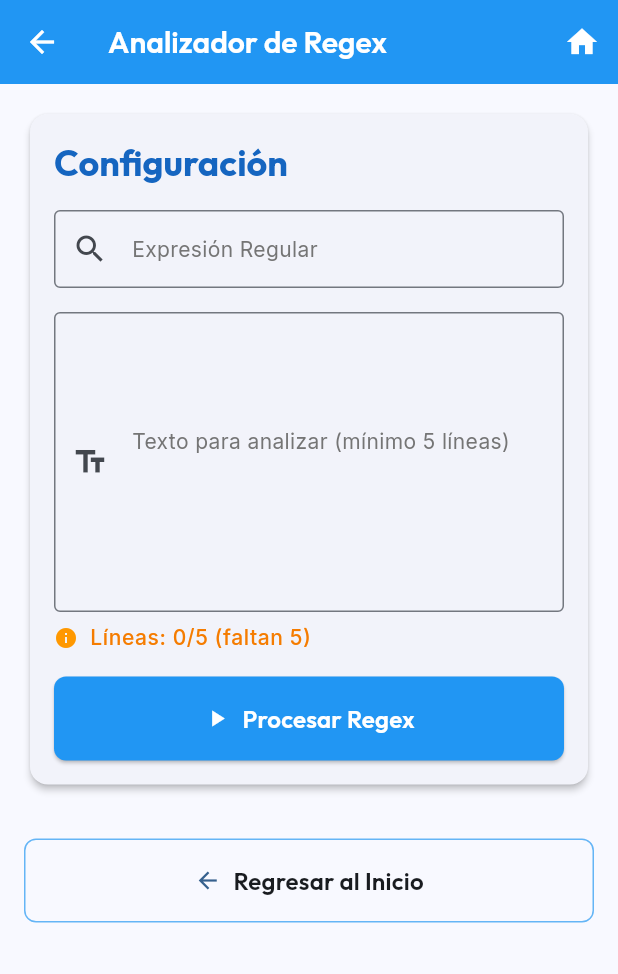
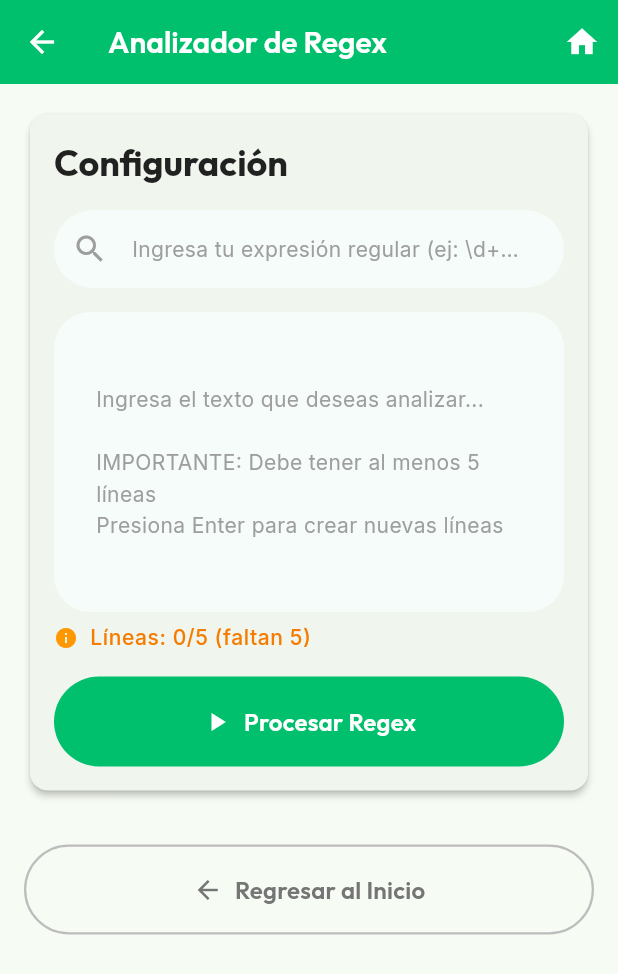
Before and after one commit to Victor-Chan-Morales/Evaluador-de-Regex, a Flutter app: the RegexAnalyzerScreen screen opened directly, on a phone screen of 412 x 824 dp. Shown: the top 974 px of the screen. Run offline on Flutter 3.47's test engine with Material 3 defaults, Android fonts, the phone set to English and light mode, and no system bars; our stand-ins replace flutter_svg.

Commit message:
Cambios en UI, información actualizada en readme y technical.md

```diff
--- /dev/null
+++ b/conclusiones.txt
@@ -0,0 +1,9 @@
+Conclusión:
+Las expresiones regulares son bastante útiles para permitir inputs o ingresos de información con cierto formato rígido,
+esto para mantener un control restrictivo sobre la información que un sistema procesa.
+Útil en automátas, ya que logra simplificar gran parte del trabajo como por ejemplo, validar si un correo electrónico es válido,
+validar si un número de celular ingresado es correcto o si un nombre de usuario cumple con los reglamentos establecidos
+(no mayor a x valor, que contenga valores alfanúmericos etc.)
+
+Link repositorio:
+https://github.com/Victor-Chan-Morales/Evaluador-de-Regex
--- a/flutter_automatas/lib/main.dart
+++ b/flutter_automatas/lib/main.dart
@@ -14,10 +14,12 @@ class RegexApp extends StatelessWidget {
     return MaterialApp(
       title: 'Evaluador de Regex',
       theme: ThemeData(
-        primarySwatch: Colors.blue,
+        primarySwatch: Colors.green,
         useMaterial3: true,
         colorScheme: ColorScheme.fromSeed(
-          seedColor: Colors.blue,
+          seedColor: const Color(
+            0xFF00BF6D,
+          ), // Verde principal como en la imagen
           brightness: Brightness.light,
         ),
         fontFamily: 'Inter', // Fuente principal para texto normal
--- a/flutter_automatas/lib/widgets/regex_analyzer_screen.dart
+++ b/flutter_automatas/lib/widgets/regex_analyzer_screen.dart
@@ -144,7 +144,7 @@ class _RegexAnalyzerScreenState extends State<RegexAnalyzerScreen> {
             context,
           ).textTheme.titleLarge?.copyWith(color: Colors.white, fontSize: 20),
         ),
-        backgroundColor: Colors.blue,
+        backgroundColor: const Color(0xFF00BF6D), // Verde como en la imagen
         foregroundColor: Colors.white,
         leading: IconButton(
           icon: const Icon(Icons.arrow_back),
@@ -178,7 +178,11 @@ class _RegexAnalyzerScreenState extends State<RegexAnalyzerScreen> {
                     Text(
                       'Configuración',
                       style: Theme.of(context).textTheme.headlineSmall
-                          ?.copyWith(color: Colors.blue.shade800, fontSize: 24),
+                          ?.copyWith(
+                            color: Colors.black87,
+                            fontSize: 24,
+                            fontWeight: FontWeight.w700,
+                          ),
                     ),
                     const SizedBox(height: 16),
 
@@ -187,39 +191,94 @@ class _RegexAnalyzerScreenState extends State<RegexAnalyzerScreen> {
                       controller: _regexController,
                       style: Theme.of(context).textTheme.bodyMedium,
                       decoration: InputDecoration(
-                        labelText: "Expresión Regular",
-                        labelStyle: Theme.of(context).textTheme.bodyMedium
-                            ?.copyWith(color: Colors.grey.shade600),
-                        border: const OutlineInputBorder(),
-                        prefixIcon: const Icon(Icons.search),
-                        hintText: "Ejemplo: \\d+|[a-zA-Z]+",
-                        hintStyle: Theme.of(context).textTheme.bodySmall
-                            ?.copyWith(color: Colors.grey.shade400),
+                        hintText:
+                            "Ingresa tu expresión regular (ej: \\d+|[a-zA-Z]+)",
+                        hintStyle: Theme.of(context).textTheme.bodyMedium
+                            ?.copyWith(color: Colors.grey.shade500),
+                        filled: true,
+                        fillColor: const Color(
+                          0xFFF5FCF9,
+                        ), // Gris verdoso claro como en la imagen
+                        contentPadding: const EdgeInsets.symmetric(
+                          horizontal: 24.0,
+                          vertical: 16.0,
+                        ),
+                        border: const OutlineInputBorder(
+                          borderSide: BorderSide.none,
+                          borderRadius: BorderRadius.all(Radius.circular(50)),
+                        ),
+                        enabledBorder: const OutlineInputBorder(
+                          borderSide: BorderSide.none,
+                          borderRadius: BorderRadius.all(Radius.circular(50)),
+                        ),
+                        focusedBorder: OutlineInputBorder(
+                          borderSide: BorderSide(
+                            color: const Color(
+                              0xFF00BF6D,
+                            ), // Verde para el borde activo
+                            width: 2,
+                          ),
+                          borderRadius: const BorderRadius.all(
+                            Radius.circular(50),
+                          ),
+                        ),
+                        prefixIcon: Icon(
+                          Icons.search,
+                          color: Colors.grey.shade500,
+                        ),
                       ),
                     ),
                     const SizedBox(height: 16),
 
                     // Entrada texto
-                    SizedBox(
+                    Container(
                       height: 200,
+                      decoration: BoxDecoration(
+                        color: const Color(
+                          0xFFF5FCF9,
+                        ), // Gris verdoso claro como en la imagen
+                        borderRadius: BorderRadius.circular(24),
+                      ),
                       child: TextField(
                         controller: _textoController,
                         maxLines: null,
                         expands: true,
                         style: Theme.of(context).textTheme.bodyMedium,
                         decoration: InputDecoration(
-                          labelText: "Texto para analizar (mínimo 5 líneas)",
-                          labelStyle: Theme.of(context).textTheme.bodyMedium
-                              ?.copyWith(color: Colors.grey.shade600),
-                          border: const OutlineInputBorder(),
-                          alignLabelWithHint: true,
-                          prefixIcon: const Icon(Icons.text_fields),
                           hintText:
-                              "Ingresa el texto que deseas analizar...\n"
+                              "Ingresa el texto que deseas analizar...\n\n"
                               "IMPORTANTE: Debe tener al menos 5 líneas\n"
                               "Presiona Enter para crear nuevas líneas",
-                          hintStyle: Theme.of(context).textTheme.bodySmall
-                              ?.copyWith(color: Colors.grey.shade400),
+                          hintStyle: Theme.of(context).textTheme.bodyMedium
+                              ?.copyWith(
+                                color: Colors.grey.shade500,
+                                height: 1.5,
+                              ),
+                          filled: true,
+                          fillColor: Colors.transparent,
+                          contentPadding: const EdgeInsets.symmetric(
+                            horizontal: 24.0,
+                            vertical: 20.0,
+                          ),
+                          border: const OutlineInputBorder(
+                            borderSide: BorderSide.none,
+                            borderRadius: BorderRadius.all(Radius.circular(24)),
+                          ),
+                          enabledBorder: const OutlineInputBorder(
+                            borderSide: BorderSide.none,
+                            borderRadius: BorderRadius.all(Radius.circular(24)),
+                          ),
+                          focusedBorder: OutlineInputBorder(
+                            borderSide: BorderSide(
+                              color: const Color(
+                                0xFF00BF6D,
+                              ), // Verde para el borde activo
+                              width: 2,
+                            ),
+                            borderRadius: const BorderRadius.all(
+                              Radius.circular(24),
+                            ),
+                          ),
                         ),
                       ),
                     ),
@@ -260,18 +319,25 @@ class _RegexAnalyzerScreenState extends State<RegexAnalyzerScreen> {
                       child: ElevatedButton.icon(
                         onPressed: _procesar,
                         style: ElevatedButton.styleFrom(
-                          backgroundColor: Colors.blue,
+                          elevation: 0,
+                          backgroundColor: const Color(
+                            0xFF00BF6D,
+                          ), // Verde como en la imagen
                           foregroundColor: Colors.white,
-                          padding: const EdgeInsets.symmetric(vertical: 16),
-                          shape: RoundedRectangleBorder(
-                            borderRadius: BorderRadius.circular(8),
+                          padding: const EdgeInsets.symmetric(vertical: 18),
+                          shape: const RoundedRectangleBorder(
+                            borderRadius: BorderRadius.all(Radius.circular(50)),
                           ),
                         ),
-                        icon: const Icon(Icons.play_arrow),
+                        icon: const Icon(Icons.play_arrow, size: 20),
                         label: Text(
                           "Procesar Regex",
                           style: Theme.of(context).textTheme.titleMedium
-                              ?.copyWith(color: Colors.white, fontSize: 16),
+                              ?.copyWith(
+                                color: Colors.white,
+                                fontSize: 16,
+                                fontWeight: FontWeight.w600,
+                              ),
                         ),
                       ),
                     ),
@@ -304,8 +370,11 @@ class _RegexAnalyzerScreenState extends State<RegexAnalyzerScreen> {
                                 ?.copyWith(
                                   color: _error != null
                                       ? Colors.red.shade800
-                                      : Colors.green.shade800,
+                                      : const Color(
+                                          0xFF00BF6D,
+                                        ), // Verde para resultados exitosos
                                   fontSize: 22,
+                                  fontWeight: FontWeight.w700,
                                 ),
                           ),
                         ],
@@ -503,18 +572,25 @@ class _RegexAnalyzerScreenState extends State<RegexAnalyzerScreen> {
                   Navigator.of(context).pop();
                 },
                 style: OutlinedButton.styleFrom(
-                  padding: const EdgeInsets.symmetric(vertical: 16),
-                  shape: RoundedRectangleBorder(
-                    borderRadius: BorderRadius.circular(8),
+                  elevation: 0,
+                  padding: const EdgeInsets.symmetric(vertical: 18),
+                  shape: const RoundedRectangleBorder(
+                    borderRadius: BorderRadius.all(Radius.circular(50)),
                   ),
-                  side: BorderSide(color: Colors.blue.shade300),
+                  side: BorderSide(color: Colors.grey.shade400, width: 1.5),
                 ),
-                icon: const Icon(Icons.arrow_back),
+                icon: Icon(
+                  Icons.arrow_back,
+                  color: Colors.grey.shade600,
+                  size: 20,
+                ),
                 label: Text(
                   "Regresar al Inicio",
-                  style: Theme.of(
-                    context,
-                  ).textTheme.titleMedium?.copyWith(fontSize: 16),
+                  style: Theme.of(context).textTheme.titleMedium?.copyWith(
+                    fontSize: 16,
+                    color: Colors.grey.shade600,
+                    fontWeight: FontWeight.w600,
+                  ),
                 ),
               ),
             ),
```
Also changed, not shown: flutter_automatas/lib/widgets/home_screen.dart (+34 -27 lines), 2 other files.
